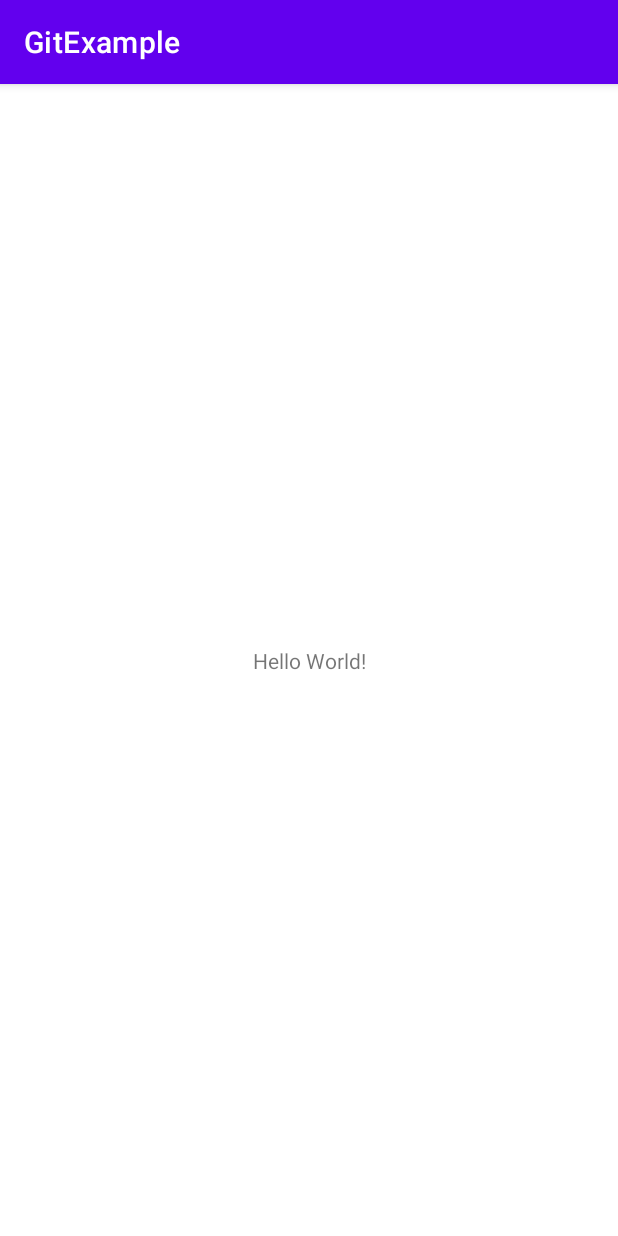
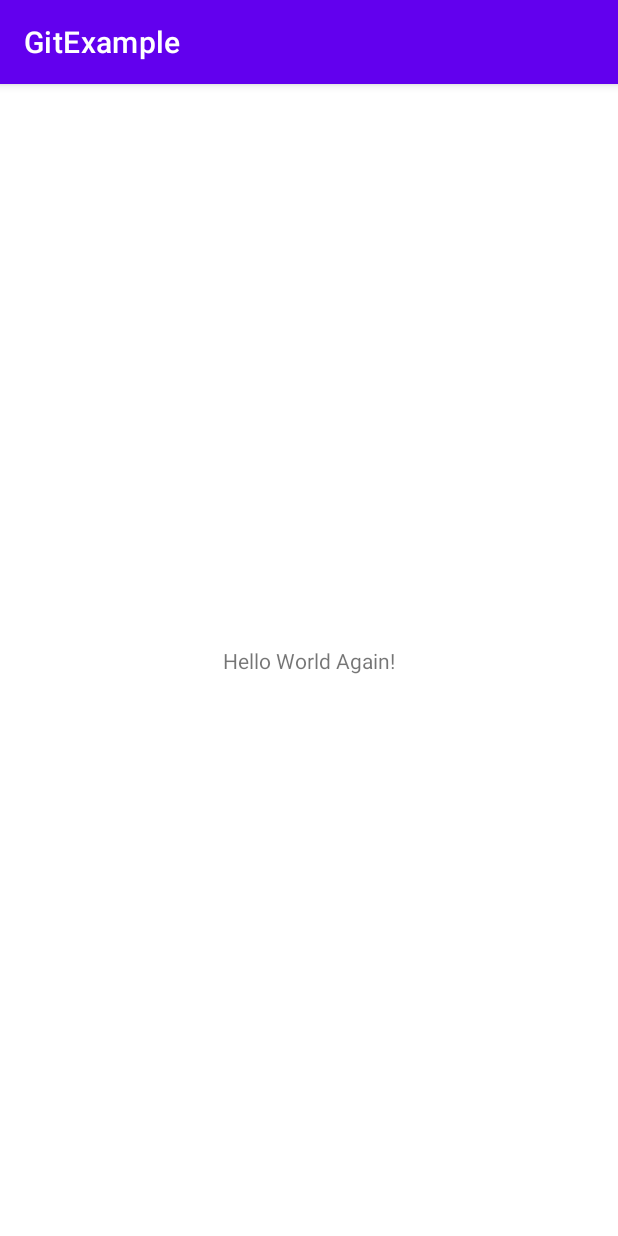
Before and after one commit to primus-anonymous/GitExample, an Android app: the screen it shows after launch (MainActivity), on a phone screen of 412 x 824 dp. Run offline under Robolectric (Android 15) with nearby library versions, the phone set to English and light mode, and no system bars.

Commit message:
Hello world message changed.

```diff
--- a/app/src/main/res/layout/activity_main.xml
+++ b/app/src/main/res/layout/activity_main.xml
@@ -9,7 +9,7 @@
     <TextView
         android:layout_width="wrap_content"
         android:layout_height="wrap_content"
-        android:text="Hello World!"
+        android:text="Hello World Again!"
         app:layout_constraintBottom_toBottomOf="parent"
         app:layout_constraintLeft_toLeftOf="parent"
         app:layout_constraintRight_toRightOf="parent"
```
